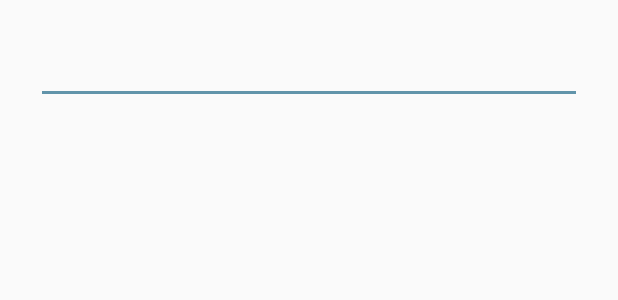
After one commit to boxfox619/PaperOut, an Android app: the layout layout_dialog_edittext.xml on its own in the app's theme, with its tools: preview values and no code run, on a phone screen of 412 x 824 dp. The commit adds this screen. Shown: the top 300 px of the screen. Run offline under Robolectric (Android 15) with nearby library versions, the phone set to English and light mode, and no system bars.

```diff
--- /dev/null
+++ b/app/src/main/res/layout/layout_dialog_edittext.xml
@@ -0,0 +1,22 @@
+<?xml version="1.0" encoding="utf-8"?>
+<LinearLayout xmlns:android="http://schemas.android.com/apk/res/android"
+    android:orientation="vertical" android:layout_width="match_parent"
+    android:layout_height="wrap_content">
+
+    <EditText
+        android:id="@+id/etPassword"
+        android:layout_width="match_parent"
+        android:layout_height="wrap_content"
+        android:layout_marginTop="24dp"
+        android:layout_marginLeft="24dp"
+        android:layout_marginRight="24dp"
+        android:lines="1"
+        android:maxLines="1"
+        android:inputType="textPassword"
+        android:textAppearance="@style/TextAppearance.AppCompat.Medium">
+
+        <requestFocus />
+    </EditText>
+
+
+</LinearLayout>
--- a/app/src/main/res/layout/layout_fingerprint_dection.xml
+++ b/app/src/main/res/layout/layout_fingerprint_dection.xml
@@ -43,6 +43,7 @@
         app:scale_base_height="55">
 
         <TextView
+            android:id="@+id/enter_password_direct"
             android:layout_width="match_parent"
             android:layout_height="wrap_content"
             android:textAlignment="center"
```
Also changed, not shown: app/src/main/java/com/hellochain/paperoutapplication/view/tablayout/FingerprintDetectionPage.java (+28 -3 lines).
